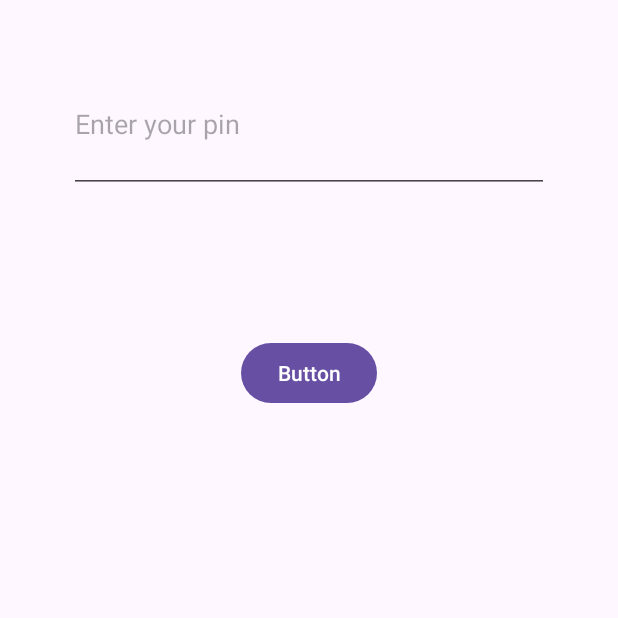
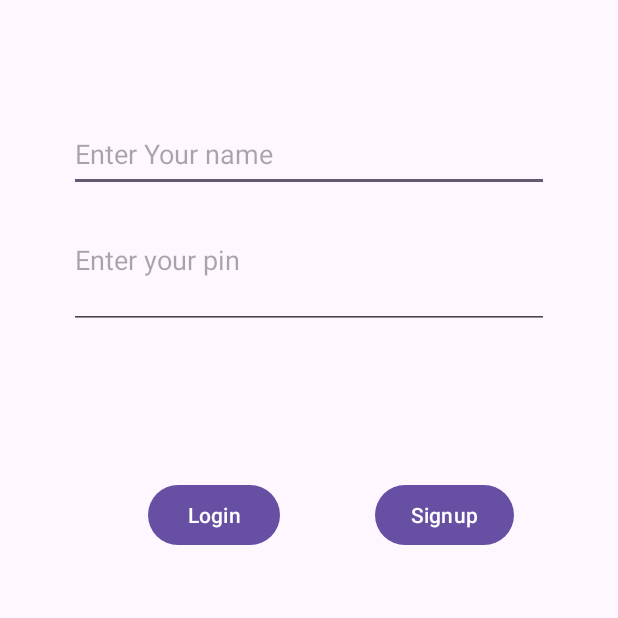
Before and after one commit to ShaikAmzadh/My_Application, an Android app: the screen it shows after launch (MainActivity), on a phone screen of 412 x 824 dp, the top half of it. Run offline under Robolectric (Android 15) with nearby library versions, the phone set to English and light mode, and no system bars.

Commit message:
login screen

```diff
--- a/app/src/main/res/layout/activity_main.xml
+++ b/app/src/main/res/layout/activity_main.xml
@@ -11,15 +11,15 @@
     <EditText
         android:id="@+id/editTextText"
         android:layout_width="0dp"
-        android:layout_height="0dp"
+        android:layout_height="50dp"
         android:layout_marginStart="46dp"
         android:layout_marginTop="78dp"
         android:layout_marginEnd="46dp"
-        android:layout_marginBottom="187dp"
+        android:layout_marginBottom="91dp"
         android:ems="10"
         android:hint="Enter Your name"
         android:inputType="text"
-        app:layout_constraintBottom_toTopOf="@+id/button"
+        app:layout_constraintBottom_toBottomOf="@+id/editTextNumberPassword"
         app:layout_constraintEnd_toEndOf="parent"
         app:layout_constraintStart_toStartOf="parent"
         app:layout_constraintTop_toTopOf="parent" />
@@ -27,28 +27,35 @@
     <EditText
         android:id="@+id/editTextNumberPassword"
         android:layout_width="0dp"
-        android:layout_height="0dp"
+        android:layout_height="91dp"
         android:layout_marginStart="46dp"
+        android:layout_marginTop="128dp"
         android:layout_marginEnd="46dp"
-        android:layout_marginBottom="695dp"
         android:ems="10"
         android:hint="Enter your pin"
         android:inputType="numberPassword"
-        app:layout_constraintBottom_toBottomOf="parent"
         app:layout_constraintEnd_toEndOf="parent"
         app:layout_constraintStart_toStartOf="parent"
-        app:layout_constraintTop_toBottomOf="@+id/editTextText" />
+        app:layout_constraintTop_toTopOf="parent" />
 
     <Button
         android:id="@+id/button"
         android:layout_width="wrap_content"
         android:layout_height="wrap_content"
-        android:layout_marginBottom="551dp"
-        android:text="Button"
-        app:layout_constraintBottom_toBottomOf="parent"
-        app:layout_constraintEnd_toEndOf="parent"
-        app:layout_constraintStart_toStartOf="parent"
-        app:layout_constraintTop_toBottomOf="@+id/editTextText" />
+        android:layout_marginTop="100dp"
+        android:layout_marginEnd="63dp"
+        android:text="Login"
+        app:layout_constraintEnd_toStartOf="@+id/button2"
+        app:layout_constraintTop_toBottomOf="@+id/editTextNumberPassword" />
+
+    <Button
+        android:id="@+id/button2"
+        android:layout_width="wrap_content"
+        android:layout_height="wrap_content"
+        android:layout_marginEnd="69dp"
+        android:text="Signup"
+        app:layout_constraintBaseline_toBaselineOf="@+id/button"
+        app:layout_constraintEnd_toEndOf="parent" />
 
 
 </androidx.constraintlayout.widget.ConstraintLayout>
```
